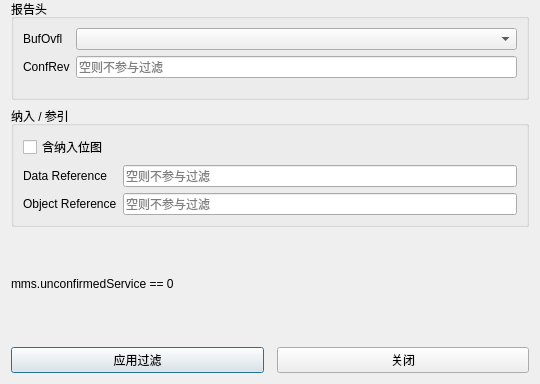
Old version of the form ui/qt/mms_report_filter_dialog.ui in the repository marshalyyx2000/wireshark; both pictures show x 0 to 540 and y 256 to 640 of the 540 by 640 pixel window.
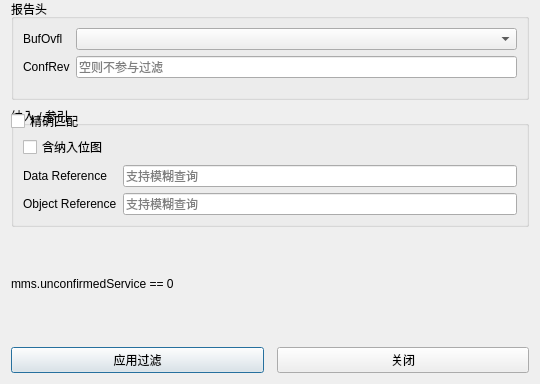
New version of the form.

Commit message: Polish MMS report realtime filtering: fuzzy refs and combo fixes.

The edit to the form file:
```diff
--- a/ui/qt/mms_report_filter_dialog.ui
+++ b/ui/qt/mms_report_filter_dialog.ui
@@ -178,6 +178,13 @@
         </property>
        </widget>
       </item>
+      <item row="0" column="1">
+       <widget class="QCheckBox" name="exactRefMatchCheck">
+        <property name="text">
+         <string>精确匹配</string>
+        </property>
+       </widget>
+      </item>
       <item row="1" column="0">
        <widget class="QLabel" name="dataRefLabel">
         <property name="text">
@@ -188,7 +195,7 @@
       <item row="1" column="1">
        <widget class="QLineEdit" name="dataRefEdit">
         <property name="placeholderText">
-         <string>空则不参与过滤</string>
+         <string>支持模糊查询</string>
         </property>
         <property name="clearButtonEnabled">
          <bool>true</bool>
@@ -205,7 +212,7 @@
       <item row="2" column="1">
        <widget class="QLineEdit" name="objRefEdit">
         <property name="placeholderText">
-         <string>空则不参与过滤</string>
+         <string>支持模糊查询</string>
         </property>
         <property name="clearButtonEnabled">
          <bool>true</bool>
```
The commit also changes 2 other files.
